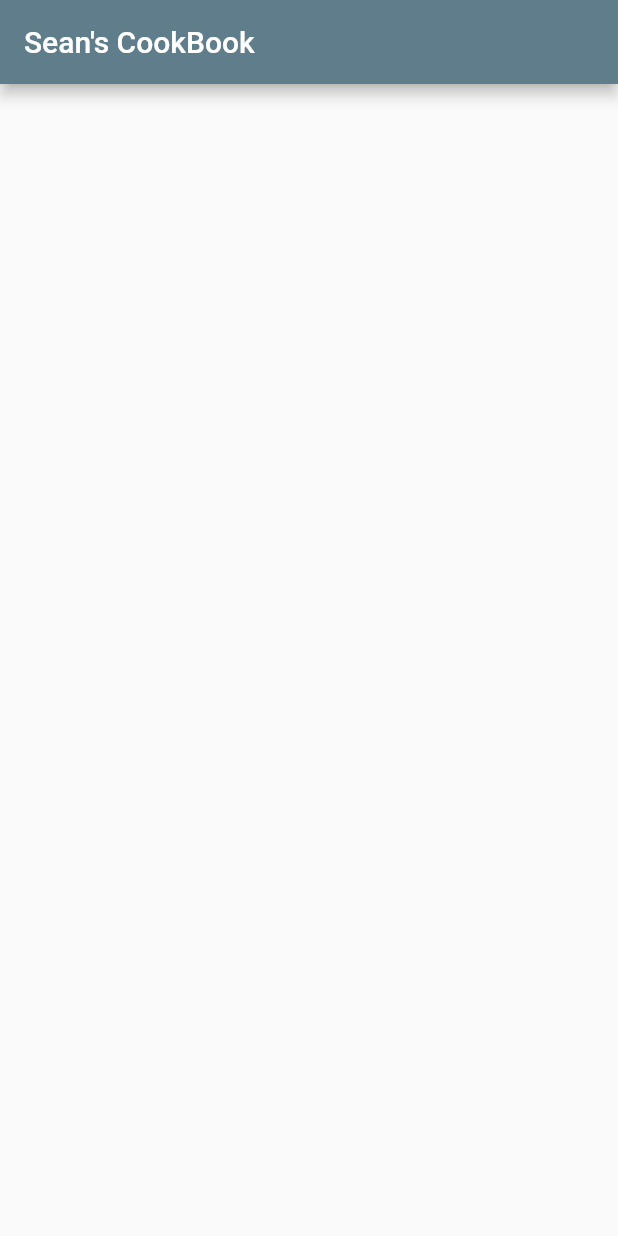
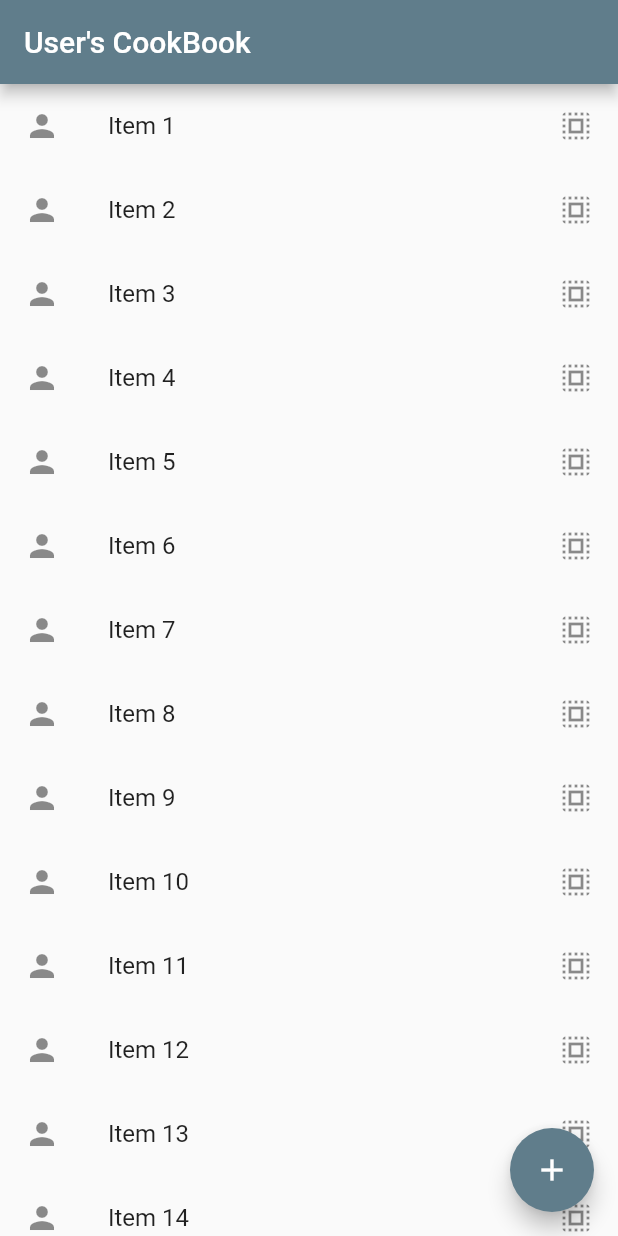
Before and after one commit to jfdoyle3/to_serve_man_flutter, a Flutter app: the screen it shows after launch, on a phone screen of 412 x 824 dp. Run offline on Flutter 3.47's test engine with Material 2 defaults, Android fonts, the phone set to English and light mode, and no system bars; our stand-ins replace sqflite; accounts and stored records are empty.

Commit message:
flutter: create add recipe/view recipe pages and navigate to them.

```diff
--- /dev/null
+++ b/lib/Demos/console models/cookbook.dart
@@ -0,0 +1,7 @@
+import '/Models/recipe.dart';
+
+class CookBook {
+  List<Recipe> cookbook = [];
+
+  CookBook.addRecipe(this.cookbook);
+}
--- /dev/null
+++ b/lib/Demos/console models/emeasurments.dart
@@ -0,0 +1,5 @@
+enum Measurents{
+  tsp,
+  tbsp,
+  cups,
+}
--- /dev/null
+++ b/lib/Demos/console models/recipe.dart
@@ -0,0 +1,15 @@
+import './ingredient.dart';
+
+class Recipe {
+  final String _recipeName;
+  final List _ingredients;
+  final List _steps;
+
+  Recipe(this._recipeName, this._ingredients, this._steps);
+
+  List get steps => _steps;
+  List get ingredients => _ingredients;
+  String get recipeName => _recipeName;
+
+
+}
--- a/lib/Widgets/cookbook.dart
+++ b/lib/Widgets/cookbook.dart
@@ -1,4 +1,6 @@
 import 'package:flutter/material.dart';
+import 'package:to_serve_man/Widgets/add_recipe_page.dart';
+import 'package:to_serve_man/Widgets/recipe_list_page.dart';
 
 class Cookbook extends StatelessWidget {
   const Cookbook({super.key});
@@ -21,11 +23,25 @@ class RootPage extends StatefulWidget {
 }
 
 class _RootPageState extends State<RootPage> {
-  String username = 'Sean';
+  String username = 'User';
   @override
   Widget build(BuildContext context) {
     return Scaffold(
-      appBar: AppBar(title: Text('$username\'s CookBook')),
+      appBar: AppBar(
+        title: Text('$username\'s CookBook'),
+      ),
+      body: const RecipeListPage(),
+      floatingActionButton: FloatingActionButton(
+        onPressed: () {
+          debugPrint('Add Recipe');
+          Navigator.of(context).push(
+            MaterialPageRoute(builder: (BuildContext context) {
+              return const AddRecipePage();
+            }),
+          );
+        },
+        child: const Icon(Icons.add),
+      ),
     );
   }
 }
--- a/lib/Widgets/home_page.dart
+++ b/lib/Widgets/home_page.dart
@@ -4,11 +4,12 @@ class HomePage extends StatefulWidget {
   const HomePage({super.key});
 
   @override
+  // ignore: library_private_types_in_public_api
   _HomePageState createState() => _HomePageState();
 }
 
 class _HomePageState extends State<HomePage> {
-  int currentPage=0;
+  int currentPage = 0;
   @override
   Widget build(BuildContext context) {
     return MaterialApp(
--- /dev/null
+++ b/lib/Widgets/recipe_list_page.dart
@@ -0,0 +1,33 @@
+import 'package:flutter/material.dart';
+import 'package:to_serve_man/Widgets/recipe_page.dart';
+
+const int itemCount = 20;
+
+class RecipeListPage extends StatelessWidget {
+  const RecipeListPage({super.key});
+
+  @override
+  Widget build(BuildContext context) {
+    return ListView.builder(
+      itemCount: itemCount,
+      itemBuilder: (BuildContext context, int index) {
+        return ListTile(
+          title: Text('Item ${(index + 1)}'),
+          leading: const Icon(Icons.person),
+          trailing: const Icon(Icons.select_all),
+          onTap: () {
+            debugPrint('Item ${(index + 1)} selected');
+            Navigator.of(context).push(
+              MaterialPageRoute(builder: (BuildContext context) {
+                return const RecipePage();
+              }),
+            );
+          },
+          onLongPress: () {
+            debugPrint('Delete');
+          },
+        );
+      },
+    );
+  }
+}
```
Also changed, not shown: lib/Demos/console models/ingredient.dart (added, +21 -0 lines), lib/Widgets/add_recipe_page.dart (added, +30 -0 lines), lib/Widgets/recipe_page.dart (added, +19 -0 lines).
